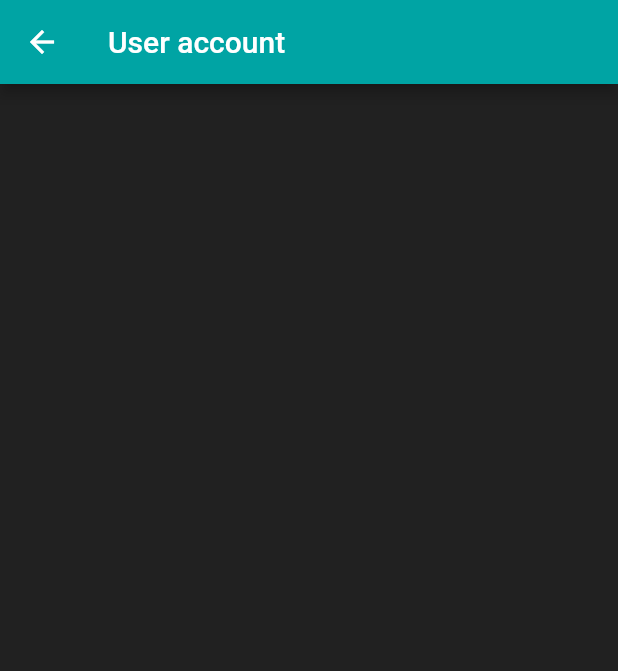
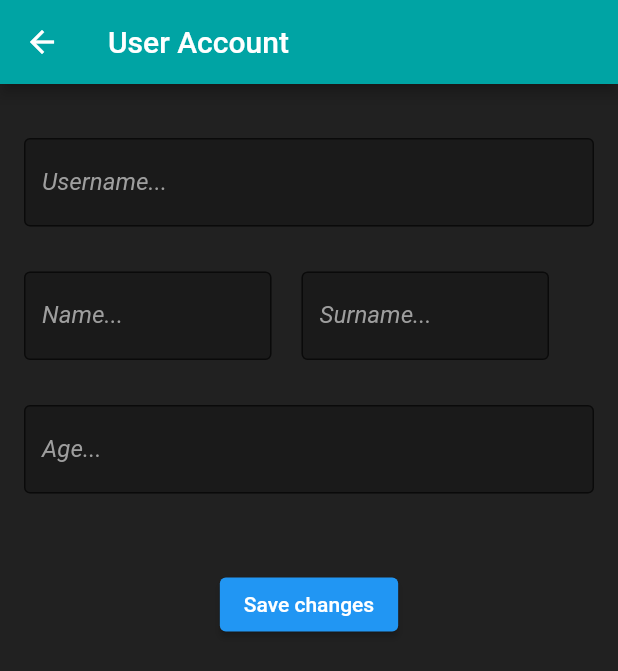
Before and after one commit to mirkomiki/medsearch, a Flutter app: the UserEdit screen opened by its route, on a phone screen of 412 x 824 dp. Shown: the top 671 px of the screen. Run offline on Flutter 3.47's test engine with Material 2 defaults, Android fonts, the phone set to English and light mode, and no system bars; our stand-ins replace animated_splash_screen, flutter_spinkit; missing offline and left inert: animated_snack_bar, dart:ffi, flutter_email_sender.

Commit message:
UserAccount done

```diff
--- a/lib/Pages/editTherapyView.dart
+++ b/lib/Pages/editTherapyView.dart
@@ -225,7 +225,7 @@ class _EditTherapyState extends State<EditTherapy> {
                       widget.therapy.timesADay = pillsADay;
 
                       // Navigate back to the previous page with the updated therapy object
-                      Navigator.of(context).pop(widget.therapy);
+
                     },
                     child: const Text('Save Changes'),
                   ),
--- a/lib/Pages/newTherapy.dart
+++ b/lib/Pages/newTherapy.dart
@@ -41,6 +41,7 @@ class _NewTherapyState extends State<NewTherapy> {
       dosageController = TextEditingController();
       selectedPageIndex = 0;
       reminderList = [TimeOfDay.now()];
+      selectedPageIndex = 0;
       Navigator.pushReplacement(
         context,
         MaterialPageRoute(builder: (context) => const Pages()),
--- /dev/null
+++ b/lib/TypesOfData/user.dart
@@ -0,0 +1,22 @@
+import 'dart:ffi';
+
+import 'package:flutter/material.dart';
+import 'package:medsearch/TypesOfData/therapy.dart';
+import 'package:medsearch/globals.dart';
+
+class User{
+  late final int id;
+  String name;
+  String surname;
+  int? age;
+  String username;
+  late CircleAvatar avatar;
+  List<Therapy> therapies = [];
+
+  User({required this.username, required this.name, required this.surname, required this.age, }){
+    id = userCount + 1;
+    String firstLetterName = name.characters.elementAt(0);
+    String firstLetterSurname = name.characters.elementAt(0);
+    avatar = CircleAvatar(child: Text('$firstLetterName$firstLetterSurname'),);
+  }
+}
--- a/lib/globals.dart
+++ b/lib/globals.dart
@@ -1,5 +1,6 @@
 import 'package:flutter/material.dart';
 import 'package:medsearch/TypesOfData/therapy.dart';
+import 'package:medsearch/TypesOfData/user.dart';
 
 // FILE WITH GLOBAL VARIABLES AND FUNCTIONS
 
@@ -27,3 +28,6 @@ List<Therapy> therapies = [
   void generateDailyReminders () {
 
   }
+  int userCount = 0;
+  int familyCount = 0;
+  User localUser = User(username: 'Hrcak', name: 'Biti', surname: 'Ne biti', age: 4);
--- a/lib/settingsPages/userAccount.dart
+++ b/lib/settingsPages/userAccount.dart
@@ -1,4 +1,11 @@
+import "dart:async";
+
+import "package:animated_snack_bar/animated_snack_bar.dart";
 import "package:flutter/material.dart";
+import "package:flutter/scheduler.dart";
+import "package:medsearch/Pages/pages.dart";
+import "package:medsearch/Pages/settings.dart";
+import "package:medsearch/globals.dart";
 
 class UserEdit extends StatefulWidget {
   const UserEdit({super.key});
@@ -8,14 +15,95 @@ class UserEdit extends StatefulWidget {
 }
 
 class _UserEditState extends State<UserEdit> {
+  TextEditingController nameController = TextEditingController();
+  TextEditingController surnameController = TextEditingController();
+  TextEditingController usernameController = TextEditingController();
+  TextEditingController passwordController = TextEditingController();
+  TextEditingController ageController = TextEditingController();
+
+  void finishUserAccountEdit(){
+
+    localUser.age = int.tryParse(nameController.text.toString());
+    localUser.name = nameController.text.toString();
+    localUser.surname = surnameController.text.toString();
+    localUser.username = usernameController.text.toString();
+
+    nameController = TextEditingController();
+    surnameController = TextEditingController();
+    usernameController = TextEditingController();
+    ageController = TextEditingController();
+    /* selectedPageIndex = 2;
+    Navigator.pushReplacement(
+      context,
+      MaterialPageRoute(builder: (context) => const Pages()),
+    ); */
+    AnimatedSnackBar.material(
+    'Changes saved',
+    //Later fix dona il
+    type: AnimatedSnackBarType.success,
+    mobileSnackBarPosition: MobileSnackBarPosition.bottom,
+    ).show(context);
+  }
+
   @override
   Widget build(BuildContext context) {
-    return Scaffold(
-      backgroundColor: Colors.grey[900],
-      appBar: AppBar(
-        title: const Text('User account'),
-        backgroundColor: const Color.fromARGB(255, 0, 164, 164),
-      ),
-    );
+    return GestureDetector(
+        onTap: () {
+         FocusScope.of(context).requestFocus(FocusNode());
+      },
+        child: Scaffold(
+              backgroundColor: Colors.grey[900],
+              appBar: AppBar(
+                title: const Text('User Account'),
+                backgroundColor: const Color.fromARGB(255, 0, 164, 164),
+              ),
+              body: Form(
+                child: Padding(
+                  padding: const EdgeInsets.all(16),
+                  child: SingleChildScrollView(
+                    child:
+                    Column(
+                      mainAxisAlignment: MainAxisAlignment.spaceEvenly,
+                      children: <Widget>[
+                        const Padding(padding: EdgeInsets.all(10)),
+                        TextFormField(style: const TextStyle(color: Colors.white),focusNode: FocusNode(),decoration: InputDecoration(border: const OutlineInputBorder(),  labelText: 'Username...', labelStyle: TextStyle(fontStyle: FontStyle.italic,color: Colors.grey[500]),filled: true,fillColor: const Color.fromARGB(255, 26, 26, 26)),controller: usernameController,),
+                        const Padding(padding: EdgeInsets.all(15)),
+                        Row(
+                          mainAxisAlignment: MainAxisAlignment.spaceEvenly,
+
+                          children: <Widget> [
+                            Flexible(
+                              fit: FlexFit.loose,
+                              child: TextFormField(style: const TextStyle(color: Colors.white),focusNode: FocusNode(),decoration: InputDecoration(border: const OutlineInputBorder(),  labelText: 'Name...', labelStyle: TextStyle(fontStyle: FontStyle.italic,color: Colors.grey[500]),filled: true,fillColor: const Color.fromARGB(255, 26, 26, 26)),controller: surnameController,),
+
+                            ),
+                            const Padding(padding: EdgeInsets.all(10)),
+                            Flexible(
+                              fit: FlexFit.loose,
+                              child: TextFormField(style: const TextStyle(color: Colors.white),  focusNode: FocusNode(),decoration: InputDecoration(border: const OutlineInputBorder(),  labelText: 'Surname...   ', labelStyle: TextStyle(fontStyle: FontStyle.italic,color: Colors.grey[500]),filled: true,fillColor: const Color.fromARGB(255, 26, 26, 26),),controller: ageController,),
+                            ),
+                            const Padding(padding: EdgeInsets.all(15)),
+
+                          ],
+                        ),
+                        const Padding(padding: EdgeInsets.all(15)),
+                        Row(
+                          children: [
+                            Flexible(
+                              child: TextFormField(style: const TextStyle(color: Colors.white),  focusNode: FocusNode(),decoration: InputDecoration(border: const OutlineInputBorder(),  labelText: 'Age...', labelStyle: TextStyle(fontStyle: FontStyle.italic,color: Colors.grey[500]),filled: true,fillColor: const Color.fromARGB(255, 26, 26, 26),),controller: ageController,keyboardType: const TextInputType.numberWithOptions(decimal: false),),
+                            ),
+                          ],
+                        ),
+                        const Padding(padding: EdgeInsets.all(25)),
+                        ElevatedButton(onPressed: () => {finishUserAccountEdit(), Navigator.of(context).pop()},
+                        child: const Text('Save changes'),),
+                      ],
+
+                    ),
+                  ),
+                ),
+              ),
+            ),
+        );
   }
 }
```
Also changed, not shown: lib/TypesOfData/family.dart (added, +16 -0 lines), lib/main.dart (indentation only).
